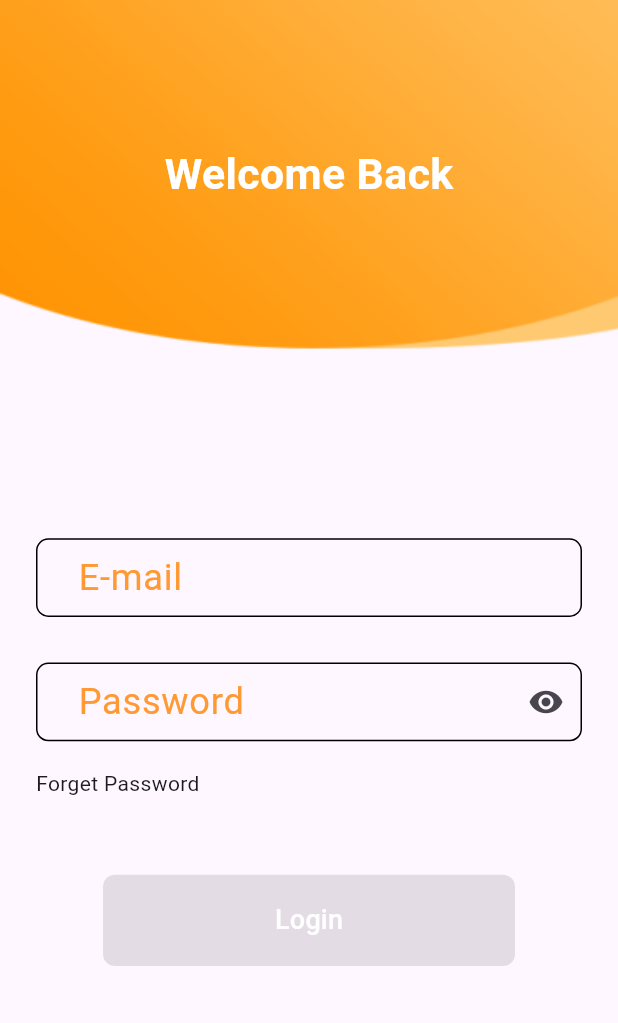
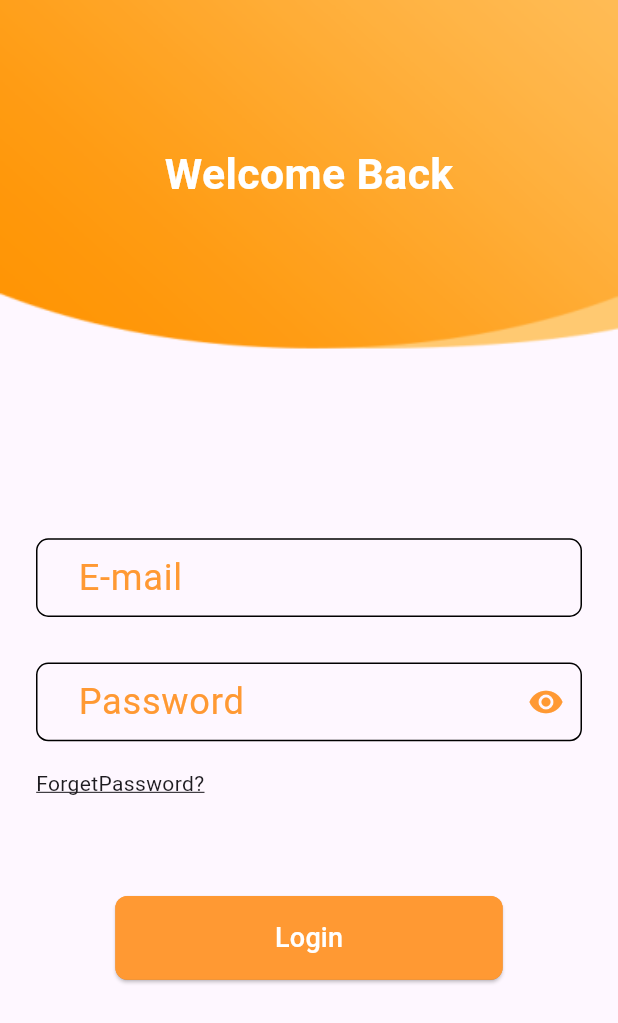
Before and after one commit to EmanAshraf2002/chef_app, a Flutter app: the screen it shows after launch, on a phone screen of 412 x 824 dp. Shown: the top 1023 px of the screen. Run offline on Flutter 3.47's test engine with Material 3 defaults, Android fonts, the light colour scheme and no system bars; our stand-ins replace bloc, dio, flutter_bloc, flutter_screenutil, get_it, shared_preferences.

Commit message:
login cubit , ui done

```diff
--- a/lib/app/app.dart
+++ b/lib/app/app.dart
@@ -1,4 +1,5 @@
 import 'package:chef_app/core/bloc/cubit/global_cubit.dart';
+import 'package:chef_app/core/bloc/cubit/global_state.dart';
 import 'package:chef_app/core/routes/app_Router.dart';
 import 'package:chef_app/core/routes/app_routes.dart';
 import 'package:flutter/material.dart';
--- a/lib/core/bloc/cubit/global_cubit.dart
+++ b/lib/core/bloc/cubit/global_cubit.dart
@@ -1,9 +1,8 @@
 import 'package:bloc/bloc.dart';
 import 'package:chef_app/core/database/cache/cache_helper.dart';
 import 'package:chef_app/core/services/service_locator.dart';
-import 'package:meta/meta.dart';
+import 'global_state.dart';
 
-part 'global_state.dart';
 
 class GlobalCubit extends Cubit<GlobalState> {
   GlobalCubit() : super(GlobalInitial());
--- a/lib/core/bloc/cubit/global_state.dart
+++ b/lib/core/bloc/cubit/global_state.dart
@@ -1,6 +1,4 @@
-part of 'global_cubit.dart';
 
-@immutable
 abstract class GlobalState {}
 
 class GlobalInitial extends GlobalState {}
--- a/lib/core/locolization/lang/ar_eg.dart
+++ b/lib/core/locolization/lang/ar_eg.dart
@@ -11,5 +11,7 @@ final Map<String, String> arEg =
  "EnterYourPassword":"ادخل كلمة المرور الخاصه بك",
  "ForgetPassword": "نسيت كلمة المرور",
  "login": "تسجيل الدخول",
+ "PleaseEnterValidEmail":"من فضلك ادخل بريد صحيح",
+ "PleaseEnterValidPassword":"من فضلك ادخل كلمة مرور صحيحة",
 
 };
--- a/lib/core/locolization/lang/en_us.dart
+++ b/lib/core/locolization/lang/en_us.dart
@@ -11,5 +11,7 @@ final Map<String, String> enUs =
   "password":"Password",
   "ForgetPassword":"Forget Password",
   "login":"Login",
+  "PleaseEnterValidEmail":"Please Enter valid Email",
+  "PleaseEnterValidPassword":"Please Enter valid Password"
 
 };
--- a/lib/core/services/service_locator.dart
+++ b/lib/core/services/service_locator.dart
@@ -1,12 +1,14 @@
 import 'package:chef_app/core/bloc/cubit/global_cubit.dart';
 import 'package:chef_app/core/database/cache/cache_helper.dart';
+import 'package:chef_app/features/auth/presentation/auth_cubits/login_cubit/login_cubit.dart';
 import 'package:get_it/get_it.dart';
 
 final sl=GetIt.instance;
 
 void initServiceLocator(){
-  //cubits
+  //auth_cubits
   sl.registerLazySingleton(() => GlobalCubit());
+  sl.registerLazySingleton(() => LoginCubit());
   //external
   sl.registerLazySingleton(() => CacheHelper());
 }
--- /dev/null
+++ b/lib/core/widgets/custom_container_image.dart
@@ -0,0 +1,24 @@
+import 'package:flutter/material.dart';
+
+class CustomContainerImage extends StatelessWidget {
+  const CustomContainerImage({super.key,
+    required this.h, required this.w, required this.imagePathString});
+
+  final double h;
+  final double w;
+  final String imagePathString;
+
+  @override
+  Widget build(BuildContext context) {
+    return  Container(
+        width: w,
+        height: h,
+        decoration:BoxDecoration(
+          image:DecorationImage(
+              image:AssetImage(imagePathString),
+              fit: BoxFit.fill
+          ),
+        )
+    );
+  }
+}
--- a/lib/core/widgets/custom_elevated_button.dart
+++ b/lib/core/widgets/custom_elevated_button.dart
@@ -2,20 +2,29 @@ import 'package:chef_app/core/utilis/app_colors.dart';
 import 'package:flutter/material.dart';
 
 class CustomElevatedButton extends StatelessWidget {
-   CustomElevatedButton({
-    super.key, required this.buttonText,this.onPressed, required this.bgColor, required this.textColor
+   const CustomElevatedButton({
+    super.key, required this.buttonText,this.onPressed, required this.bgColor, required this.textColor, required this.height, required this.width
   });
   final Color bgColor;
   final Color textColor;
   final String buttonText;
-  VoidCallback? onPressed;
+  final double height;
+  final double width;
+  final VoidCallback? onPressed;
 
   @override
   Widget build(BuildContext context) {
-    return ElevatedButton(
+    return Container(
+      height: height,
+      width: width,
+      decoration: BoxDecoration(
+          color: bgColor,
+          borderRadius: BorderRadius.circular(8)
+      ),
+      child: ElevatedButton(
         onPressed:onPressed,
         style: ElevatedButton.styleFrom(
-        backgroundColor:bgColor,
+          backgroundColor: bgColor,
           shape: RoundedRectangleBorder(
             borderRadius: BorderRadius.circular(8)
           )
@@ -23,6 +32,7 @@ class CustomElevatedButton extends StatelessWidget {
         child: Text(buttonText,
           style:TextStyle(color:textColor, fontSize:18,),
         ),
+      ),
     );
   }
 }
--- a/lib/core/widgets/custom_text_form_field.dart
+++ b/lib/core/widgets/custom_text_form_field.dart
@@ -5,7 +5,7 @@ import 'package:flutter_screenutil/flutter_screenutil.dart';
 class CustomTextFormField extends StatelessWidget {
   const CustomTextFormField ({super.key,required this.hintText,
     required this.labelText, required this.controller,this.isPassword=false,
-    this.icon, this.suffixOnPressed,});
+    this.icon, this.suffixOnPressed,this.validator});
 
   final String? hintText;
   final String? labelText;
@@ -13,23 +13,19 @@ class CustomTextFormField extends StatelessWidget {
   final bool isPassword;
   final IconData? icon;
   final VoidCallback? suffixOnPressed;
+  final String? Function(String?)? validator;
   @override
   Widget build(BuildContext context) {
     return TextFormField(
       controller: controller,
       obscureText: isPassword,
-      validator: (value) {
-        if (value == null || value.isEmpty) {
-          return 'Field is required';
-        }
-        return null;
-      },
+      validator: validator,
       cursorColor: AppColors.primary,
       decoration:InputDecoration(
         hintText: hintText,
         labelText: labelText,
         labelStyle:TextStyle(color: AppColors.primary,fontSize: 22.sp),
-        suffixIcon: IconButton(onPressed:suffixOnPressed ,icon: Icon(icon,),),
+        suffixIcon: IconButton(onPressed:suffixOnPressed ,icon: Icon(icon,color: AppColors.primary,),),
         contentPadding: EdgeInsetsDirectional.symmetric(vertical: 14.h, horizontal: 22.w),
         enabledBorder: OutlineInputBorder(
           borderRadius: BorderRadius.circular(8.r),
@@ -40,6 +36,7 @@ class CustomTextFormField extends StatelessWidget {
           borderSide:const BorderSide(color:AppColors.primary),
         ),
         errorBorder: OutlineInputBorder(
+          borderSide:const BorderSide(color:AppColors.primary),
           borderRadius: BorderRadius.circular(8.r), ),
       ),
     );
--- /dev/null
+++ b/lib/features/auth/presentation/auth_cubits/login_cubit/login_cubit.dart
@@ -0,0 +1,20 @@
+
+import 'package:flutter/material.dart';
+import 'package:flutter_bloc/flutter_bloc.dart';
+import 'login_state.dart';
+
+class LoginCubit extends Cubit<LoginState> {
+  LoginCubit() : super(LoginInitial());
+  GlobalKey<FormState> loginKey=GlobalKey<FormState>();
+  TextEditingController emailController=TextEditingController();
+  TextEditingController passwordController=TextEditingController();
+  bool isLoginPasswordShowing=true;
+  IconData loginSuffixIcon=Icons.visibility;
+
+  void changeLoginPasswordSuffixIcon(){
+    isLoginPasswordShowing=!isLoginPasswordShowing;
+    loginSuffixIcon=isLoginPasswordShowing?Icons.visibility:Icons.visibility_off;
+    emit(ChangeLoginPasswordSuffixIcon());
+  }
+
+}
--- /dev/null
+++ b/lib/features/auth/presentation/auth_cubits/login_cubit/login_state.dart
@@ -0,0 +1,5 @@
+
+abstract class LoginState {}
+
+class LoginInitial extends LoginState {}
+class ChangeLoginPasswordSuffixIcon extends LoginState {}
--- a/lib/features/auth/presentation/views/login.dart
+++ b/lib/features/auth/presentation/views/login.dart
@@ -1,40 +1,38 @@
 import 'package:chef_app/core/locolization/app_localization.dart';
 import 'package:chef_app/core/utilis/app_assets.dart';
 import 'package:chef_app/core/utilis/app_colors.dart';
+import 'package:chef_app/core/widgets/custom_container_image.dart';
 import 'package:chef_app/core/widgets/custom_elevated_button.dart';
 import 'package:chef_app/core/widgets/custom_text_form_field.dart';
+import 'package:chef_app/features/auth/presentation/auth_cubits/login_cubit/login_cubit.dart';
+import 'package:chef_app/features/auth/presentation/auth_cubits/login_cubit/login_state.dart';
 import 'package:flutter/material.dart';
+import 'package:flutter_bloc/flutter_bloc.dart';
 import 'package:flutter_screenutil/flutter_screenutil.dart';
 
-class LoginScreen  extends StatelessWidget {
+class LoginScreen extends StatelessWidget {
   const LoginScreen({super.key});
 
   @override
   Widget build(BuildContext context) {
-    return  Scaffold(
+    return Scaffold(
       body: SafeArea(
         child: SingleChildScrollView(
           child: Column(
-            children:[
+            children: [
               Stack(
                 alignment: AlignmentDirectional.center,
                 children: [
-                  Container(
-                    width: double.infinity,
-                    height: 230.h,
-                    decoration: const BoxDecoration(
-                      image: DecorationImage(
-                          image:AssetImage(AppAssets.loginBg),
-                        fit: BoxFit.fill
-                      ),
-                  )
-                  ),
+                  CustomContainerImage(
+                      h: 230.h,
+                      w: double.infinity,
+                      imagePathString: AppAssets.loginBg),
                   Center(
                     child: Text("WelcomeBack".tr(context),
-                        style:TextStyle(
+                        style: TextStyle(
                           color: Colors.white,
-                        fontSize:26.sp,).copyWith(fontWeight: FontWeight.bold)
-                    ),
+                          fontSize: 26.sp,
+                        ).copyWith(fontWeight: FontWeight.bold)),
                   ),
                 ],
               ),
@@ -43,38 +41,77 @@ class LoginScreen  extends StatelessWidget {
               ),
               Padding(
                 padding: const EdgeInsets.all(24),
+                child: BlocConsumer<LoginCubit, LoginState>(
+                  listener: (context, state) {
+                  },
+                  builder: (context, state) {
+                    return Form(
+                      key: BlocProvider.of<LoginCubit>(context).loginKey,
                       child: Column(
                         children: [
-                    CustomTextFormField(hintText:"EnterYourEmail".tr(context),
-                      labelText:"E-mail".tr(context),
-                      controller: TextEditingController(),),
-                    SizedBox(
-                      height: 30.h,),
                           CustomTextFormField(
-                      hintText:"EnterYourPassword".tr(context) ,
-                      labelText:"password".tr(context),
-                      controller:TextEditingController(),
-                      isPassword: true,
-                      icon: Icons.remove_red_eye,
+                            hintText:"EnterYourEmail".tr(context),
+                            labelText: "E-mail".tr(context),
+                            controller:BlocProvider.of<LoginCubit>(context).emailController,
+                            validator: (value){
+                              if(value!.isEmpty || !value.contains('@gmail.com') ){
+                                return "PleaseEnterValidEmail".tr(context) ;
+                              }
+                              return null;
+                            },
                           ),
                           SizedBox(
-                      height: 18.h,),
+                            height: 30.h,
+                          ),
+                          CustomTextFormField(
+                            hintText: "EnterYourPassword".tr(context),
+                            labelText: "password".tr(context),
+                            controller:BlocProvider.of<LoginCubit>(context).passwordController,
+                            isPassword:BlocProvider.of<LoginCubit>(context).isLoginPasswordShowing,
+                            icon:BlocProvider.of<LoginCubit>(context).loginSuffixIcon,
+                            suffixOnPressed:(){
+                            BlocProvider.of<LoginCubit>(context).changeLoginPasswordSuffixIcon();
+                            } ,
+                          validator: (value){
+                          if(value!.isEmpty || value.length < 6 ){
+                          return "PleaseEnterValidPassword".tr(context)  ;
+                          }
+                          return null;
+                          }
+                            ),
+                          SizedBox(
+                            height: 18.h,
+                          ),
                           Row(
                             children: [
-                        Text("ForgetPassword".tr(context) ),
+                              Text(
+                                "ForgetPassword?".tr(context),
+                                style: const TextStyle(
+                                  decoration: TextDecoration.underline,
+                                ),
+                              ),
                             ],
                           ),
                           SizedBox(
-                      height: 50.h,),
-                    SizedBox( width: 250.w,height: 60.h,
-                        child: CustomElevatedButton(buttonText:"login".tr(context) ,
-                          bgColor:AppColors.primary,
+                            height: 64.h,
+                          ),
+                          CustomElevatedButton(
+                            buttonText: "login".tr(context),
+                            bgColor: AppColors.primary,
                             textColor: AppColors.white,
-                        )),
+                            height: 55.h,
+                            width: 235.w,
+                            onPressed: (){
+                             if(BlocProvider.of<LoginCubit>(context).loginKey.currentState!.validate()){
+                                print("login");
+                              }
 
-
-
+                            },
+                          ),
                         ],
+                      ),
+                    );
+                  },
                 ),
               ),
             ],
```
Also changed, not shown: lib/features/splash/presentaion/views/splash_screen.dart (+3 -9 lines), lib/features/splash/presentaion/views/welcom_screen.dart (+14 -13 lines), lib/main.dart (+7 -2 lines). Lines whose indentation alone changed are shown as unchanged.
